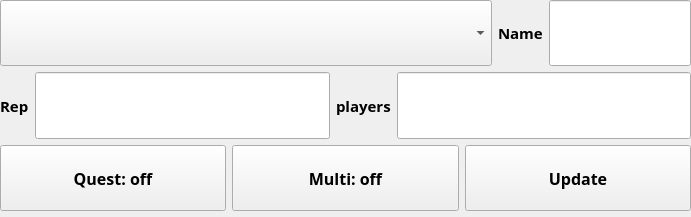
The window that ffbe_widget.ui (HyuntaMansei/ffbe) describes before a commit, drawn with Qt 5.
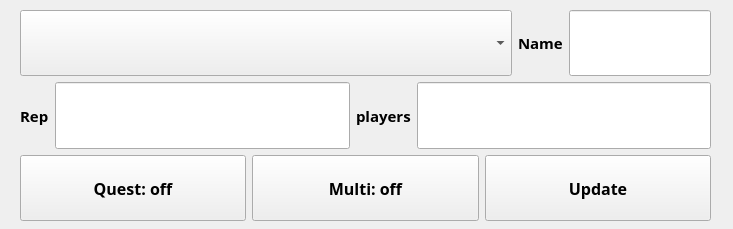
The same window after the commit.

The edit to the form file:
```diff
--- a/ffbe_widget.ui
+++ b/ffbe_widget.ui
@@ -6,8 +6,8 @@
    <rect>
     <x>0</x>
     <y>0</y>
-    <width>691</width>
-    <height>217</height>
+    <width>733</width>
+    <height>229</height>
    </rect>
   </property>
   <property name="windowTitle">
@@ -16,8 +16,8 @@
   <widget class="QWidget" name="verticalLayoutWidget">
    <property name="geometry">
     <rect>
-     <x>0</x>
-     <y>0</y>
+     <x>20</x>
+     <y>10</y>
      <width>691</width>
      <height>211</height>
     </rect>
```
